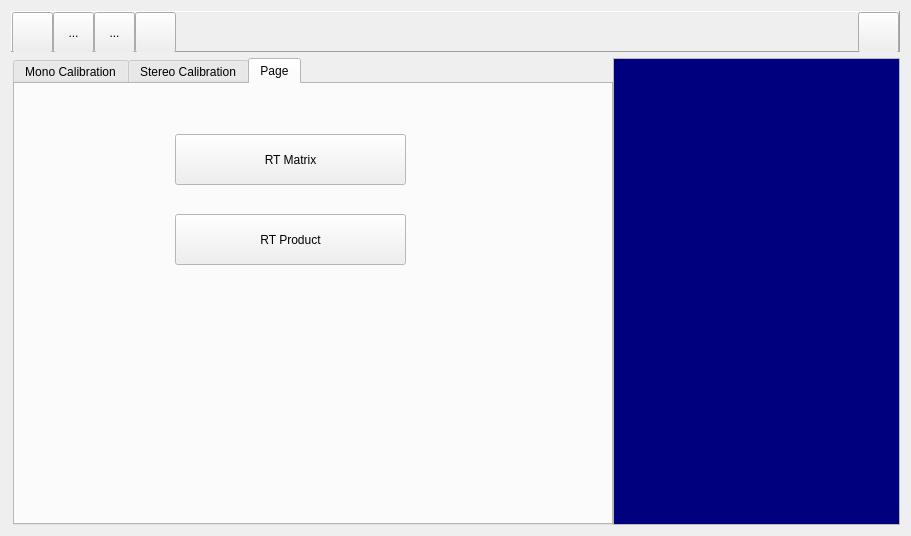
Above: Calibration/mainframe.ui from jjun-ho/2023-Capstone-Design before the change. Below: the same form after it.
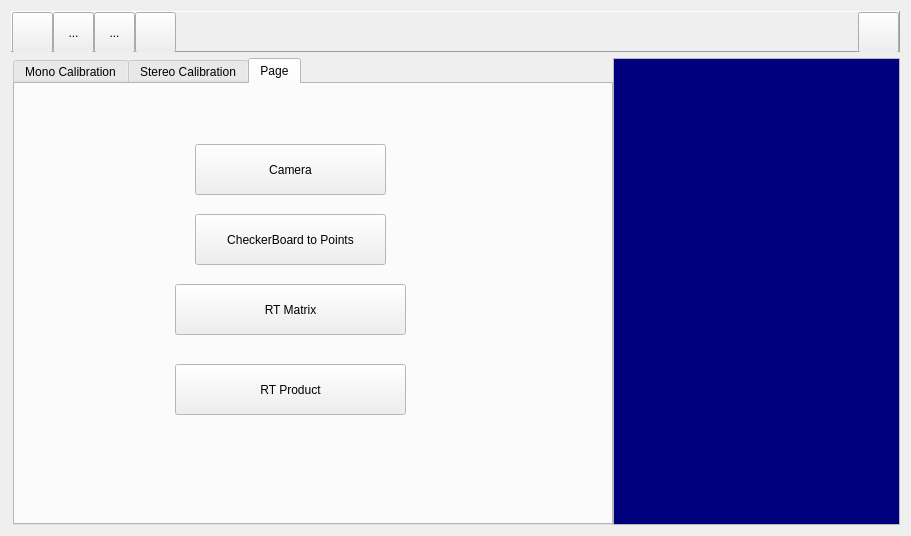
That is the form after the change. Icons and pictures are not drawn.

The edit to the form file:
```diff
--- a/Calibration/mainframe.ui
+++ b/Calibration/mainframe.ui
@@ -1522,7 +1522,7 @@
          <property name="geometry">
           <rect>
            <x>160</x>
-           <y>50</y>
+           <y>200</y>
            <width>231</width>
            <height>51</height>
           </rect>
@@ -1535,7 +1535,7 @@
          <property name="geometry">
           <rect>
            <x>160</x>
-           <y>130</y>
+           <y>280</y>
            <width>231</width>
            <height>51</height>
           </rect>
@@ -1544,6 +1544,32 @@
           <string>RT Product</string>
          </property>
         </widget>
+        <widget class="QPushButton" name="CameraBtn">
+         <property name="geometry">
+          <rect>
+           <x>180</x>
+           <y>60</y>
+           <width>191</width>
+           <height>51</height>
+          </rect>
+         </property>
+         <property name="text">
+          <string>Camera</string>
+         </property>
+        </widget>
+        <widget class="QPushButton" name="Checker_Corner">
+         <property name="geometry">
+          <rect>
+           <x>180</x>
+           <y>130</y>
+           <width>191</width>
+           <height>51</height>
+          </rect>
+         </property>
+         <property name="text">
+          <string>CheckerBoard to Points</string>
+         </property>
+        </widget>
        </widget>
       </widget>
      </item>
```
